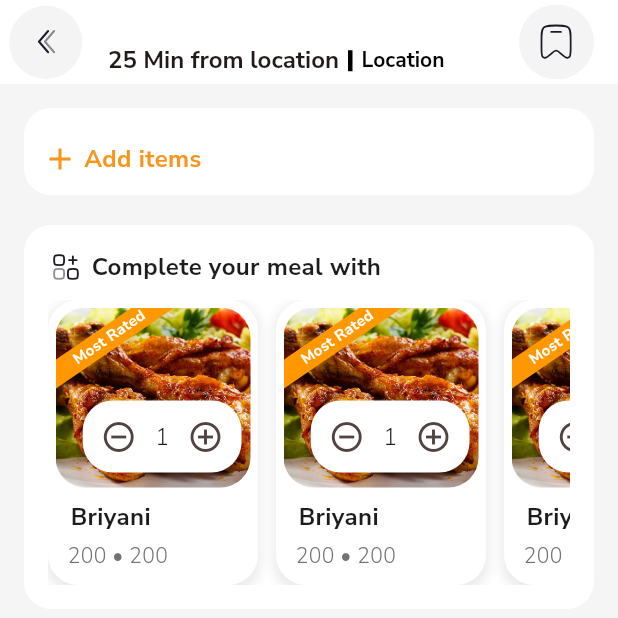
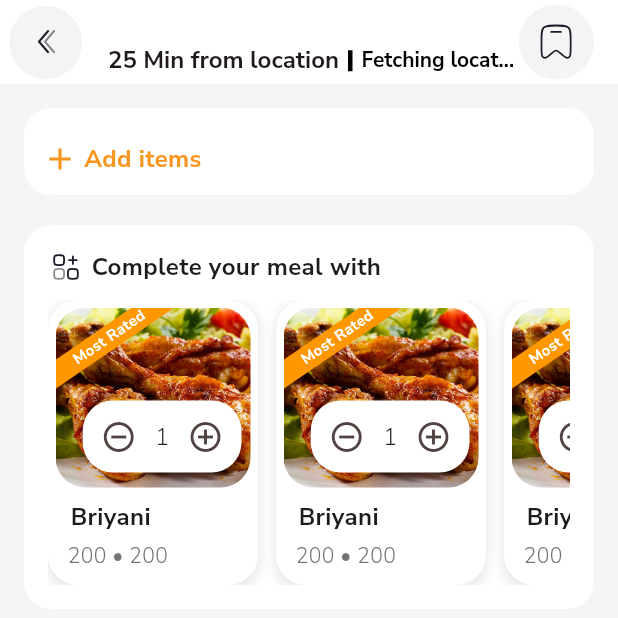
Before and after one commit to goeatit/MobileApplication, a Flutter app: the BillSummaryScreen screen opened directly with empty values, on a phone screen of 412 x 824 dp, the top half of it. Run offline on Flutter 3.47's test engine with Material 3 defaults, Android fonts, the phone set to English and light mode, and no system bars; our stand-ins replace connectivity_plus, dio, dropdown_button2, flutter_local_notifications, flutter_secure_storage, flutter_svg and 11 more; missing offline and left inert: country_flags, flutter_facebook_auth, razorpay_flutter; accounts and stored records are empty; project files that could hold a hidden picture were left out.

Commit message:
location

```diff
--- a/lib/Screens/order_summary/screen/bill_summary.dart
+++ b/lib/Screens/order_summary/screen/bill_summary.dart
@@ -54,6 +54,7 @@ class _BillSummaryScreen extends State<BillSummaryScreen> {
   bool isRestaurantClosed = false;
   RestaurantService restaurantService = RestaurantService();
   CurrentData? currentData;
+  String? currentLocation;
   // Add cancellation token for API requests
   final _cancelToken = CancelToken();
 
@@ -145,6 +146,7 @@ class _BillSummaryScreen extends State<BillSummaryScreen> {
 
       if (response != null && !_cancelToken.isCancelled) {
         currentData = CurrentData.fromJson(response.data);
+        currentLocation = currentData!.location;
 
         // Update order provider with current data
         final orderProvider =
@@ -923,10 +925,10 @@ class _BillSummaryScreen extends State<BillSummaryScreen> {
                             const SizedBox(
                               width: 6,
                             ),
-                            const Flexible(
+                             Flexible(
                               child: Text(
-                                "Location",
-                                style: TextStyle(
+                                currentLocation??"Fetching location",
+                                style: const TextStyle(
                                     fontSize: 14,
                                     fontWeight: FontWeight.bold,
                                     color: Colors.black),
--- a/lib/models/dish_retaurant.dart
+++ b/lib/models/dish_retaurant.dart
@@ -243,18 +243,19 @@ class CurrentData {
   String restaurantId;
   String restaurantName;
   bool forceClose;
+  String location;
   int restaurantWaitingTime;
   String restaurantTime;
   List<OrderdDish> orderDish; // Changed from single object to List
 
-  CurrentData({
-    required this.restaurantId,
-    required this.restaurantName,
-    required this.forceClose,
-    required this.restaurantWaitingTime,
-    required this.restaurantTime,
-    required this.orderDish,
-  });
+  CurrentData(
+      {required this.restaurantId,
+      required this.restaurantName,
+      required this.forceClose,
+      required this.restaurantWaitingTime,
+      required this.restaurantTime,
+      required this.orderDish,
+      required this.location});
 
   factory CurrentData.fromJson(Map<String, dynamic> json) {
     return CurrentData(
@@ -263,6 +264,7 @@ class CurrentData {
       forceClose: json['forceClose'],
       restaurantWaitingTime: json['restaurantWaitingTime'],
       restaurantTime: json['restaurantTime'],
+      location: json['location'],
       orderDish: (json['orderdDish']
               as List<dynamic>) // Convert list of maps to list of OrderdDish
           .map((dish) => OrderdDish.fromJson(dish))
@@ -275,6 +277,7 @@ class CurrentData {
       'restaurantId': restaurantId,
       'restaurantName': restaurantName,
       'forceClose': forceClose,
+      'location': location,
       'restaurantWaitingTime': restaurantWaitingTime,
       'restaurantTime': restaurantTime,
       'orderDish': orderDish
```
